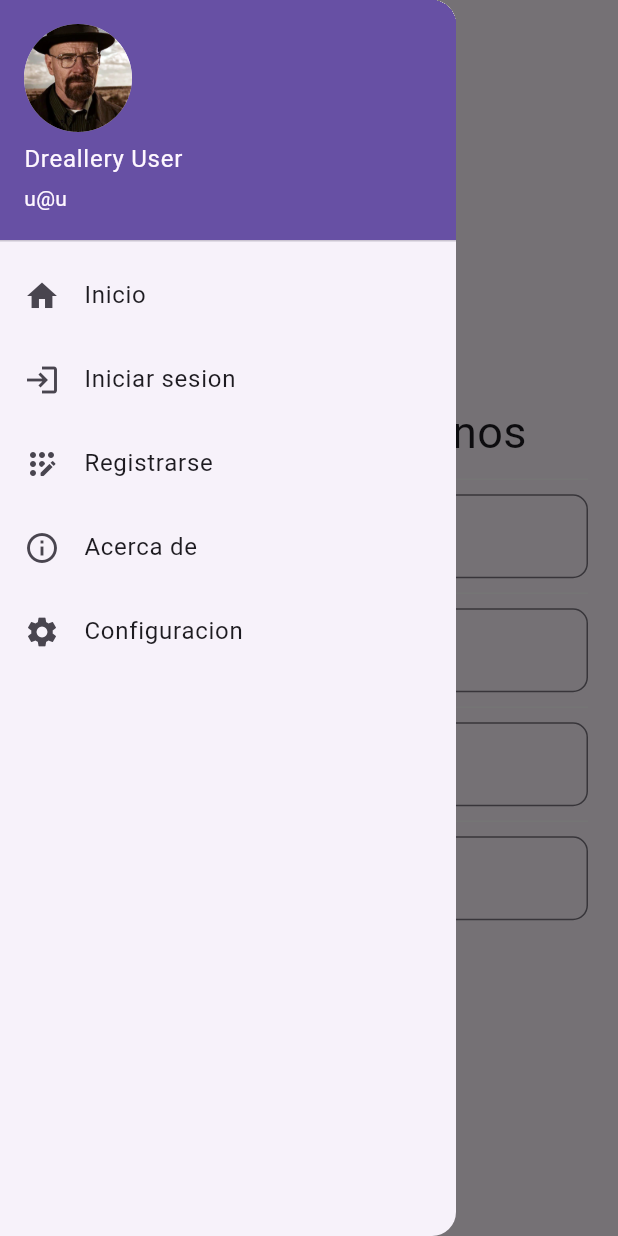
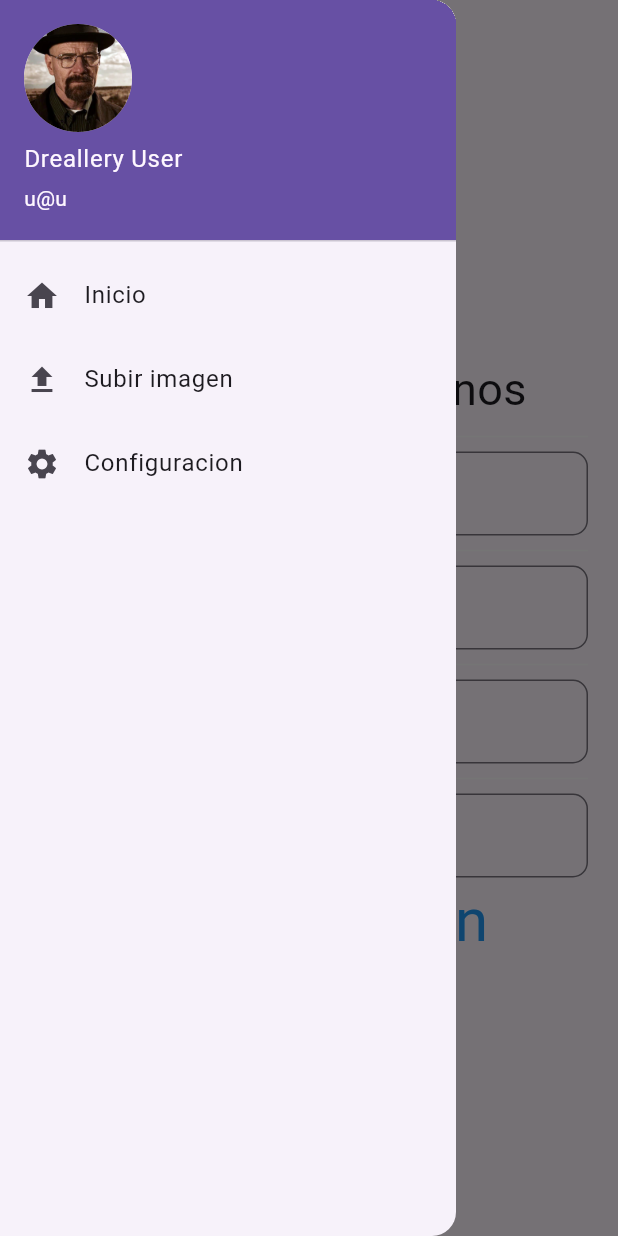
Before and after one commit to ArielGavilanes/app_flutter_dreallery, a Flutter app: the RegisterPage screen opened by its route, with the side drawer open, on a phone screen of 412 x 824 dp. Run offline on Flutter 3.47's test engine with Material 3 defaults, Android fonts, the light colour scheme and no system bars; our stand-ins replace file_picker, image_picker.

Commit message:
upload images logic

```diff
--- a/lib/components/custom_drawer.dart
+++ b/lib/components/custom_drawer.dart
@@ -23,24 +23,10 @@ class CustomDrawer extends StatelessWidget {
             },
           ),
           ListTile(
-            leading: const Icon(Icons.login),
-            title: const Text('Iniciar sesion'),
+            leading: const Icon(Icons.upload),
+            title: const Text('Subir imagen'),
             onTap: () {
-              Navigator.pushReplacementNamed(context, '/');
-            },
-          ),
-          ListTile(
-            leading: const Icon(Icons.app_registration_rounded),
-            title: const Text('Registrarse'),
-            onTap: () {
-              Navigator.pushReplacementNamed(context, '/register');
-            },
-          ),
-          ListTile(
-            leading: const Icon(Icons.info_outline),
-            title: const Text('Acerca de'),
-            onTap: () {
-              Navigator.pushReplacementNamed(context, '/about');
+              Navigator.pushNamed(context, '/upload');
             },
           ),
           ListTile(
--- a/lib/main.dart
+++ b/lib/main.dart
@@ -10,7 +10,7 @@ class MyApp extends StatelessWidget {
     '/': (context) => const LoginPage(),
     '/dashboard': (context) => const DashboardPage(),
     '/register': (context) => const RegisterPage(),
-    '/about': (context) => const AboutPage(),
+    '/upload': (context) => const UploadPage(),
     '/configuration': (context) => const ConfigurationPage()
   };
 
--- a/lib/pages/index.dart
+++ b/lib/pages/index.dart
@@ -1,4 +1,4 @@
-export 'package:app_flutter_dreallery/pages/about_page.dart';
+export 'package:app_flutter_dreallery/pages/upload_page.dart';
 export 'package:app_flutter_dreallery/pages/configuration_page.dart';
 export 'package:app_flutter_dreallery/pages/dashboard_page.dart';
 export 'package:app_flutter_dreallery/pages/login_page.dart';
--- a/lib/pages/register_page.dart
+++ b/lib/pages/register_page.dart
@@ -78,6 +78,17 @@ class _RegisterPageState extends State<RegisterPage> {
                     ),
                   ),
                 ),
+                GestureDetector(
+                  onTap: () {
+                    Navigator.pushNamed(context, '/');
+                  },
+                  child: const Text(
+                    'Iniciar sesion',
+                    style: TextStyle(
+                        color: Colors.blue,
+                        fontSize: 40),
+                  ),
+                )
               ],
             )))),
       ),
```
Also changed, not shown: lib/pages/login_page.dart (+45 -1 lines), lib/pages/upload_page.dart (added, +53 -0 lines), pubspec.yaml (+4 -4 lines), pubspec.lock, 6 other files.
